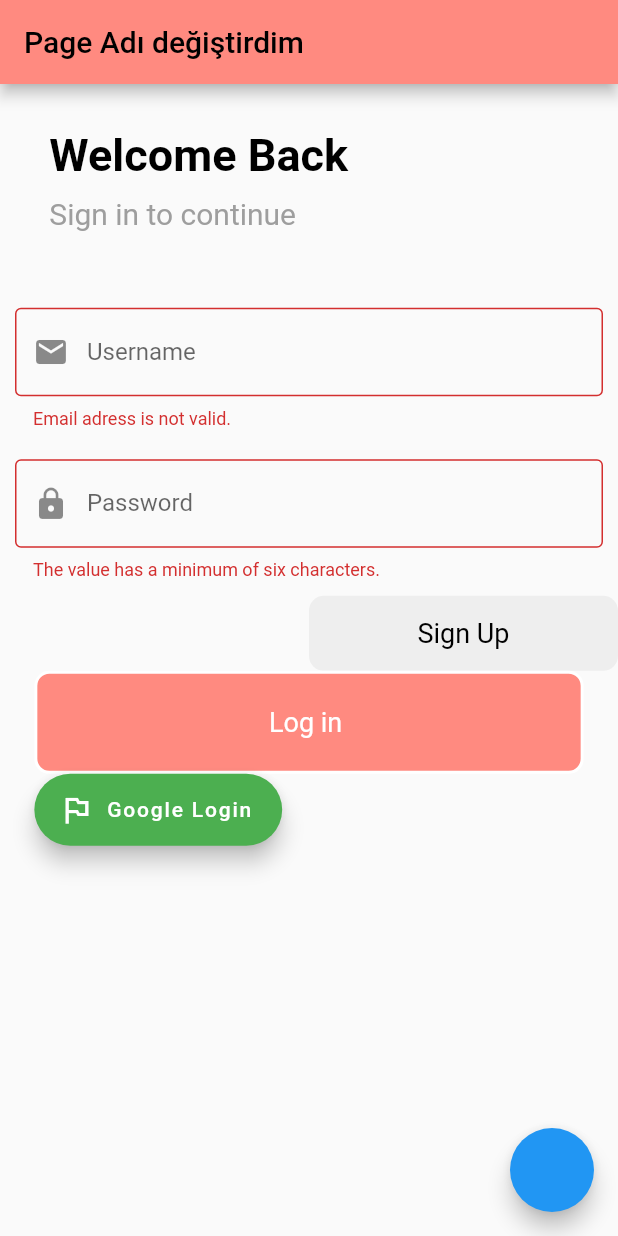
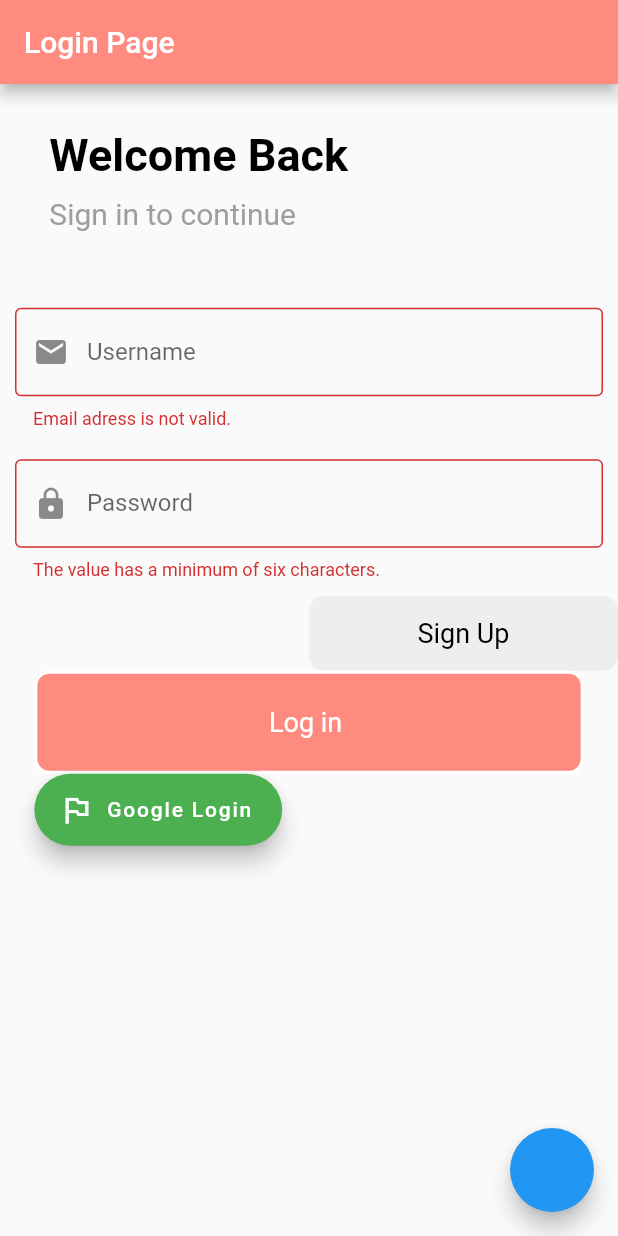
Before and after one commit to Devnot-Mentor-2020/FlutterLoginApp, a Flutter app: the screen it shows after launch, on a phone screen of 412 x 824 dp. Run offline on Flutter 3.47's test engine with Material 2 defaults, Android fonts, the phone set to English and light mode, and no system bars; our stand-ins replace firebase_auth, google_sign_in; accounts and stored records are empty.

```diff
--- a/lib/view/login_page.dart
+++ b/lib/view/login_page.dart
@@ -24,7 +24,7 @@ class _LoginPageState extends State<LoginPage> {
           heroTag: "btn1",
           ),
           key: _scaffoldkey,
-          appBar: AppBar(title: Text("Page Adı değiştirdim",style: TextStyle(color: Colors.black),),),
+          appBar: AppBar(title: Text("Login Page",style: TextStyle(color: Colors.white),),),
           body: SingleChildScrollView(
               child: loginForm(context),
           ),
```
